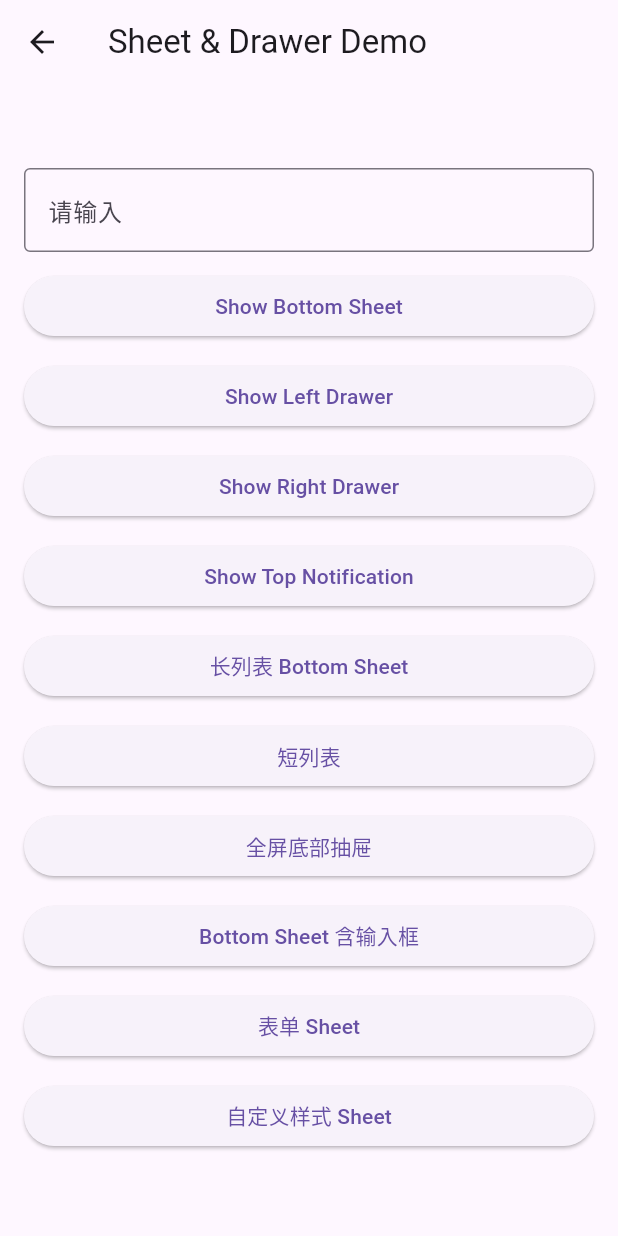
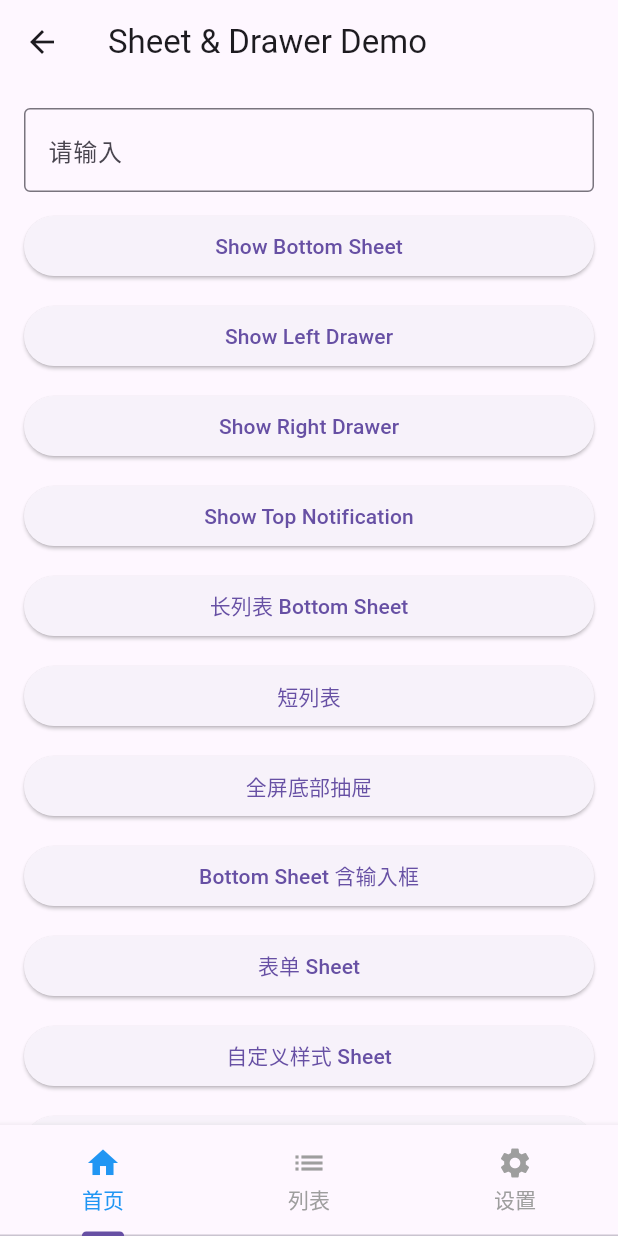
Before and after one commit to xinqingaa/unified_popups, a Flutter app: the SheetPage screen opened by its route, on a phone screen of 412 x 824 dp. Run offline on Flutter 3.47's test engine with Material 3 defaults, Android fonts, the phone set to English and light mode, and no system bars.

Commit message:
feat: sheet 新增针对tabbar的留白区域

```diff
--- a/example/lib/pages/sheet_page.dart
+++ b/example/lib/pages/sheet_page.dart
@@ -6,7 +6,9 @@ class SheetPage extends StatelessWidget {
 
   @override
   Widget build(BuildContext context) {
-    return PopScopeWidget(
+    return DefaultTabController(
+      length: 3,
+      child: PopScopeWidget(
         child: Scaffold(
           appBar: AppBar(title: const Text('Sheet & Drawer Demo')),
           body: Center(
@@ -17,7 +19,7 @@ class SheetPage extends StatelessWidget {
                 crossAxisAlignment: CrossAxisAlignment.stretch,
                 children: [
               // 输入框
-              TextField(
+              const TextField(
                 decoration: InputDecoration(
                   labelText: '请输入',
                   border: OutlineInputBorder(),
@@ -73,11 +75,30 @@ class SheetPage extends StatelessWidget {
                 onPressed: _showBottomSheetWithCustomStyle,
                 child: const Text('自定义样式 Sheet'),
               ),
+              const SizedBox(height: 12),
+              ElevatedButton(
+                onPressed: _showAnchoredBottomSheet,
+                child: const Text('TabBar 顶部 Sheet'),
+              ),
             ],
               ),
             ),
           ),
-      )
+          bottomNavigationBar: Material(
+            color: Theme.of(context).colorScheme.surface,
+            elevation: 4,
+            child: const TabBar(
+              labelColor: Colors.blue,
+              unselectedLabelColor: Colors.grey,
+              tabs: [
+                Tab(icon: Icon(Icons.home), text: '首页'),
+                Tab(icon: Icon(Icons.list), text: '列表'),
+                Tab(icon: Icon(Icons.settings), text: '设置'),
+              ],
+            ),
+          ),
+        ),
+      ),
     );
   }
 
@@ -267,6 +288,26 @@ class SheetPage extends StatelessWidget {
     print("result: $result");
   }
 
+  void _showAnchoredBottomSheet() async {
+    final result = await Pop.sheet<String>(
+      title: 'TabBar 顶部弹出',
+      direction: SheetDirection.bottom,
+
+      dockToEdge: true,
+      // edgeGap: ,
+      showBarrier: false,
+      childBuilder: (dismiss) => ListView(
+        shrinkWrap: true,
+        children: [
+          _buildItem(onTap: () => dismiss('pay'), title: "支付"),
+          _buildItem(onTap: () => dismiss('share'), title: "分享"),
+          _buildItem(onTap: () => dismiss(), title: "关闭"),
+        ],
+      ),
+    );
+    _handleSheetResult(result);
+  }
+
   void _showBottomSheetWithForm() async {
     await Pop.sheet<void>(
       title: '用户信息表单',
--- a/lib/src/apis/pop.dart
+++ b/lib/src/apis/pop.dart
@@ -271,6 +271,7 @@ abstract class Pop {
   /// - [imgPath]：可选顶部装饰图。
   /// - [backgroundColor]/[borderRadius]/[boxShadow]：容器外观定制。
   /// - [padding]/[titlePadding]/[titleStyle]/[titleAlign]：间距与标题样式。
+  /// - [dockToEdge] / [edgeGap]：保留弹窗所在边缘的交互区域及其间距。
   /// - [animationDuration]：动画持续时间，默认 `400ms`。sheet 需要更长的动画时长。
   ///
   /// 用法示例：
@@ -308,6 +309,8 @@ abstract class Pop {
     EdgeInsetsGeometry? titlePadding,
     TextStyle? titleStyle,
     TextAlign? titleAlign,
+    bool dockToEdge = false,
+    double? edgeGap,
     Duration animationDuration = const Duration(milliseconds: 400),
   }) =>
       _sheetImpl<T>(
@@ -331,6 +334,8 @@ abstract class Pop {
         titlePadding: titlePadding,
         titleStyle: titleStyle,
         titleAlign: titleAlign,
+        dockToEdge: dockToEdge,
+        edgeGap: edgeGap,
         animationDuration: animationDuration,
       );
 
--- a/lib/src/apis/sheet.dart
+++ b/lib/src/apis/sheet.dart
@@ -29,6 +29,8 @@ Future<T?> _sheetImpl<T>({
   EdgeInsetsGeometry? titlePadding,
   TextStyle? titleStyle,
   TextAlign? titleAlign,
+  bool dockToEdge = false,
+  double? edgeGap,
   Duration animationDuration = const Duration(milliseconds: 400),
 }) {
   final completer = Completer<T?>();
@@ -112,6 +114,8 @@ Future<T?> _sheetImpl<T>({
         titlePadding: titlePadding,
         titleStyle: titleStyle,
         titleAlign: titleAlign,
+        dockToEdge: dockToEdge,
+        edgeGap: edgeGap,
         // 使用 childBuilder 构建子 Widget，并传入 dismiss 函数
         child: childBuilder(dismiss),
       ),
@@ -119,6 +123,7 @@ Future<T?> _sheetImpl<T>({
       animation: animation,
       animationDuration: animationDuration,
       useSafeArea: applySafeArea,
+      dockToEdge: dockToEdge,
       showBarrier: showBarrier ?? true,
       barrierDismissible: barrierDismissible ?? true,
       barrierColor: barrierColor ?? Colors.black54,
--- a/lib/src/models/popup_config.dart
+++ b/lib/src/models/popup_config.dart
@@ -64,6 +64,14 @@ class PopupConfig {
   /// [必填] 弹层类型，驱动系统返回键拦截等策略
   final PopupType type;
 
+  /// [可选] 是否在弹窗方向上为底部/侧边导航留白
+  final bool dockToEdge;
+
+  /// [可选] 预留的边缘间距
+  final double edgeGap;
+
+  static const double defaultEdgeGap = kBottomNavigationBarHeight + 4;
+
   PopupConfig({
     required this.child,
     this.position = PopupPosition.center,
@@ -79,5 +87,7 @@ class PopupConfig {
     this.onShow,
     this.onDismiss,
     this.type = PopupType.other,
+    this.dockToEdge = false,
+    this.edgeGap = defaultEdgeGap,
   });
 }
--- a/pubspec.yaml
+++ b/pubspec.yaml
@@ -1,6 +1,6 @@
 name: unified_popups
 description: A unified popups SDK for Flutter, providing a flexible way to show toasts, dialogs, and other custom popups.
-version: 1.1.7
+version: 1.1.8
 homepage: https://github.com/xinqingaa/unified_popups
 repository: https://github.com/xinqingaa/unified_popups
 
```
Also changed, not shown: lib/src/widgets/popup_layout.dart (+44 -1 lines), lib/src/widgets/sheet_widget.dart (+9 -1 lines), 6 other files. Lines whose indentation alone changed are shown as unchanged.
